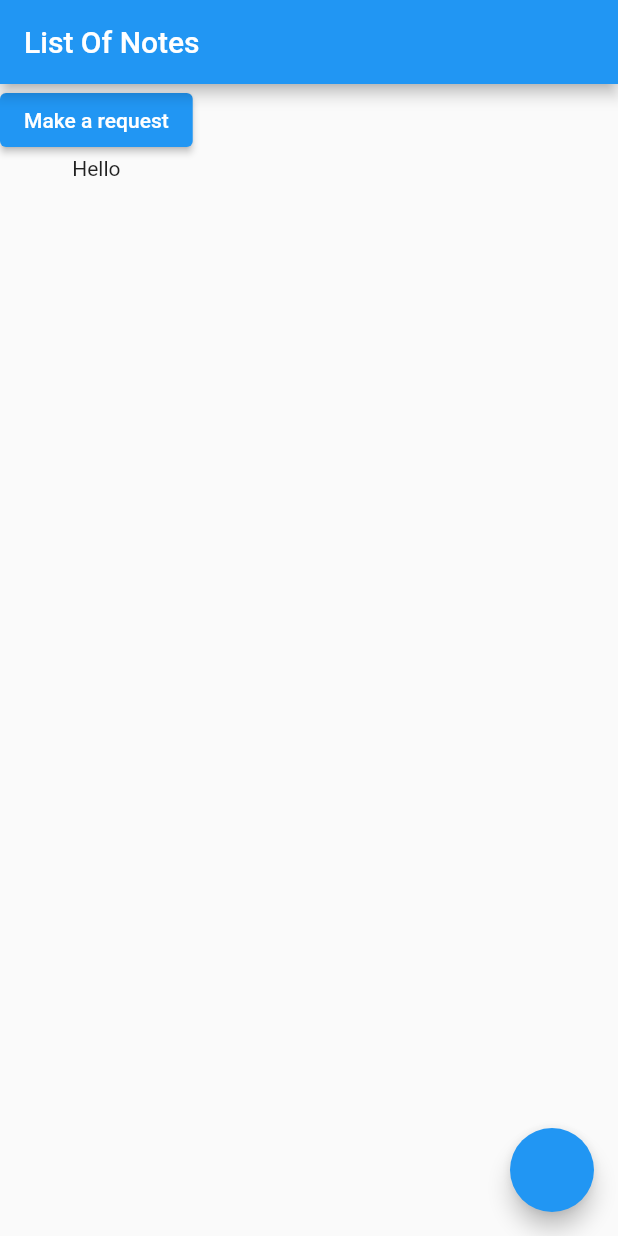
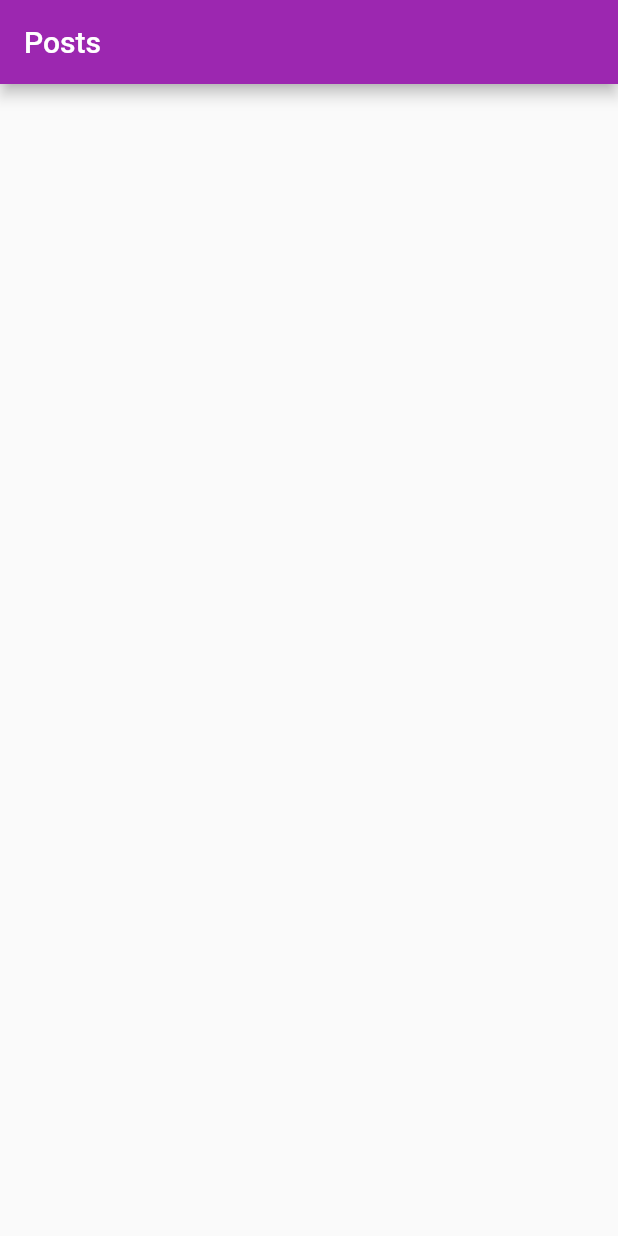
Before and after one commit to Chamidilshan/notes-app, a Flutter app: the screen it shows after launch, on a phone screen of 412 x 824 dp. Run offline on Flutter 3.47's test engine with Material 2 defaults, Android fonts, the phone set to English and light mode, and no system bars; our stand-ins replace get_it.

Commit message:
added home page

```diff
--- a/lib/main.dart
+++ b/lib/main.dart
@@ -1,6 +1,5 @@
-import 'package:explore_notes_app/screens/note_list.dart';
+import 'package:explore_notes_app/screens/home_page.dart';
 import 'package:explore_notes_app/services/notes_services.dart';
-import 'package:explore_notes_app/views/note_list.dart';
 import 'package:flutter/material.dart';
 import 'package:get_it/get_it.dart';
 
@@ -20,9 +19,9 @@
     return MaterialApp(
       title: 'Flutter Demo',
       theme: ThemeData(
-        primarySwatch: Colors.blue,
+        primarySwatch: Colors.purple,
       ),
-      home: NoteList(),
+      home: HomePage(),
     );
   }
 }
--- /dev/null
+++ b/lib/screens/home_page.dart
@@ -0,0 +1,21 @@
+import 'package:flutter/material.dart';
+
+class HomePage extends StatefulWidget {
+  const HomePage({Key? key}) : super(key: key);
+
+  @override
+  State<HomePage> createState() => _HomePageState();
+}
+
+class _HomePageState extends State<HomePage> {
+  @override
+  Widget build(BuildContext context) {
+    return Scaffold(
+      appBar: AppBar(
+        title: Text(
+          'Posts'
+        ),
+      ),
+    );
+  }
+}
--- a/lib/screens/note_list.dart
+++ /dev/null
@@ -1,68 +0,0 @@
-import 'dart:convert';
-import 'package:explore_notes_app/data_Service.dart';
-
-import 'package:explore_notes_app/data_Service.dart';
-import 'package:explore_notes_app/models/notes_for_listing.dart';
-import 'package:explore_notes_app/screens/note_modify.dart';
-import 'package:explore_notes_app/services/notes_services.dart';
-import 'package:flutter/material.dart';
-import 'package:explore_notes_app/views/note_delete.dart';
-import 'package:http/http.dart' as http;
-
-
-
-
-class NoteList extends StatefulWidget {
-  @override
-  State<NoteList> createState() => _NoteListState();
-}
-
-class _NoteListState extends State<NoteList> {
-  String _response = 'Hello';
-  final _dataService = DataService();
-  get notes => null;
-
-  @override
-  Widget build(BuildContext context) {
-    return Scaffold(
-      appBar: AppBar(
-        title: Text('List Of Notes'),
-      ),
-      floatingActionButton: FloatingActionButton(
-        onPressed: () {
-          Navigator.push(context, MaterialPageRoute(
-              builder: (context) => NoteModify(''))
-          );
-        },
-      ),
-      body: Builder(
-        builder: (_) {
-          if(_response != null){
-            return Column(
-              children: [
-                ElevatedButton(
-                  child: Text(
-                    'Make a request',
-                  ),
-                  onPressed: _makeRequest,
-                ),
-                  Text(_response),
-              ],
-            );
-          }else {
-            return ElevatedButton(
-              child: Text(
-                'Make a request',
-              ),
-              onPressed: _makeRequest,
-            );
-          }
-        },
-      )
-    );
-  }
-  void _makeRequest() async{
-    final response = await _dataService.makeRequestToApi();
-    setState(() => _response = response);
-  }
-}
--- a/lib/views/note_list.dart
+++ /dev/null
@@ -1 +0,0 @@
-// TODO Implement this library.
```
Also changed, not shown: lib/data_Service.dart (deleted, +0 -10 lines), lib/screens/note_modify.dart (deleted, +0 -53 lines), lib/views/note_delete.dart (deleted, +0 -30 lines).
